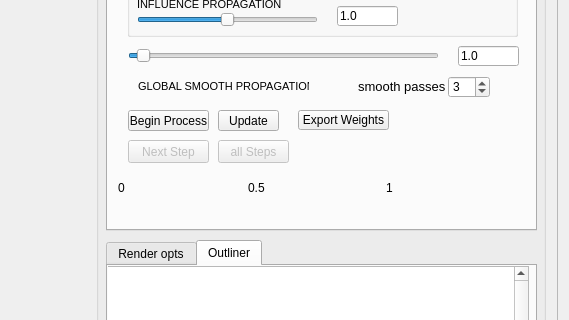
This is ModelViewer/mainwindow.ui in immagery/Applications as Qt 5 draws it before an edit; both pictures show x 767 to 1336 and y 201 to 521 of the 1336 by 793 pixel window. The edited form follows.
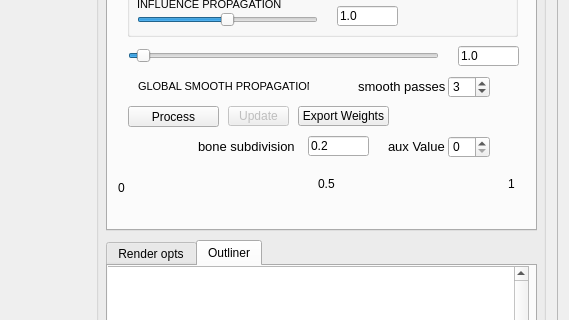
This is the edited form. The open tabs and pages were chosen to show the change. Icons and pictures are not drawn. Custom widgets are drawn as their Qt base class.

Patch:
```diff
--- a/ModelViewer/mainwindow.ui
+++ b/ModelViewer/mainwindow.ui
@@ -395,22 +395,25 @@
             <property name="geometry">
              <rect>
               <x>20</x>
-              <y>214</y>
-              <width>81</width>
+              <y>210</y>
+              <width>91</width>
               <height>21</height>
              </rect>
             </property>
             <property name="text">
-             <string>Begin Process</string>
+             <string>Process</string>
             </property>
            </widget>
            <widget class="QPushButton" name="prop_function_updt">
+            <property name="enabled">
+             <bool>false</bool>
+            </property>
             <property name="geometry">
              <rect>
-              <x>110</x>
-              <y>214</y>
+              <x>120</x>
+              <y>210</y>
               <width>61</width>
-              <height>21</height>
+              <height>20</height>
              </rect>
             </property>
             <property name="text">
@@ -490,7 +493,7 @@
              <rect>
               <x>12</x>
               <y>303</y>
-              <width>271</width>
+              <width>391</width>
               <height>16</height>
              </rect>
             </property>
@@ -511,8 +514,8 @@
            <widget class="QLabel" name="label_8">
             <property name="geometry">
              <rect>
-              <x>140</x>
-              <y>284</y>
+              <x>210</x>
+              <y>280</y>
               <width>21</width>
               <height>16</height>
              </rect>
@@ -524,8 +527,8 @@
            <widget class="QLabel" name="label_9">
             <property name="geometry">
              <rect>
-              <x>278</x>
-              <y>284</y>
+              <x>400</x>
+              <y>280</y>
               <width>21</width>
               <height>16</height>
              </rect>
@@ -551,7 +554,7 @@
             <property name="geometry">
              <rect>
               <x>190</x>
-              <y>214</y>
+              <y>210</y>
               <width>91</width>
               <height>20</height>
              </rect>
@@ -615,38 +618,6 @@
              <string>GLOBAL SMOOTH PROPAGATION</string>
             </property>
            </widget>
-           <widget class="QPushButton" name="nextStep_button">
-            <property name="enabled">
-             <bool>false</bool>
-            </property>
-            <property name="geometry">
-             <rect>
-              <x>20</x>
-              <y>244</y>
-              <width>81</width>
-              <height>23</height>
-             </rect>
-            </property>
-            <property name="text">
-             <string>Next Step</string>
-            </property>
-           </widget>
-           <widget class="QPushButton" name="allNextStep_button">
-            <property name="enabled">
-             <bool>false</bool>
-            </property>
-            <property name="geometry">
-             <rect>
-              <x>110</x>
-              <y>244</y>
-              <width>71</width>
-              <height>23</height>
-             </rect>
-            </property>
-            <property name="text">
-             <string>all Steps</string>
-            </property>
-           </widget>
            <widget class="QLabel" name="label_12">
             <property name="geometry">
              <rect>
@@ -810,6 +781,74 @@
              </property>
             </widget>
            </widget>
+           <widget class="QSpinBox" name="auxValueInt">
+            <property name="geometry">
+             <rect>
+              <x>340</x>
+              <y>240</y>
+              <width>42</width>
+              <height>22</height>
+             </rect>
+            </property>
+            <property name="maximum">
+             <number>10000</number>
+            </property>
+            <property name="value">
+             <number>0</number>
+            </property>
+           </widget>
+           <widget class="QLabel" name="label_16">
+            <property name="geometry">
+             <rect>
+              <x>280</x>
+              <y>230</y>
+              <width>61</width>
+              <height>40</height>
+             </rect>
+            </property>
+            <property name="font">
+             <font>
+              <pointsize>10</pointsize>
+             </font>
+            </property>
+            <property name="text">
+             <string>aux Value</string>
+            </property>
+           </widget>
+           <widget class="QLineEdit" name="bonesSubdivisionRatio">
+            <property name="geometry">
+             <rect>
+              <x>200</x>
+              <y>240</y>
+              <width>61</width>
+              <height>20</height>
+             </rect>
+            </property>
+            <property name="text">
+             <string>0.2</string>
+            </property>
+            <property name="readOnly">
+             <bool>false</bool>
+            </property>
+           </widget>
+           <widget class="QLabel" name="label_17">
+            <property name="geometry">
+             <rect>
+              <x>90</x>
+              <y>230</y>
+              <width>101</width>
+              <height>40</height>
+             </rect>
+            </property>
+            <property name="font">
+             <font>
+              <pointsize>10</pointsize>
+             </font>
+            </property>
+            <property name="text">
+             <string>bone subdivision</string>
+            </property>
+           </widget>
            <zorder>label</zorder>
            <zorder>label_2</zorder>
            <zorder>voxelization_btn</zorder>
```
Left out of the diff: 19 changed lines with no effect on the pictures.
